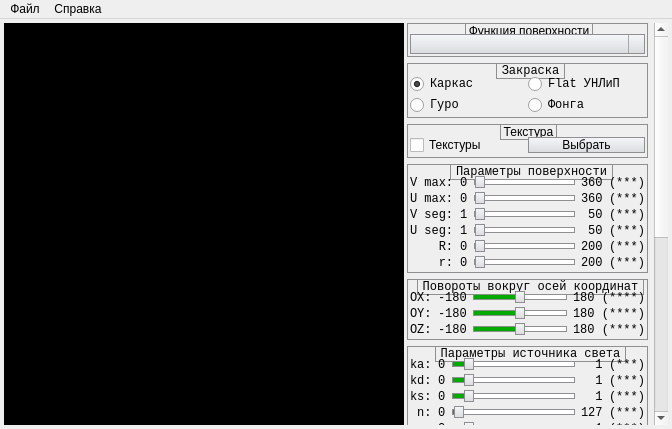
zingibertram/igs-l4, file mainwindow.ui: the form before one commit.
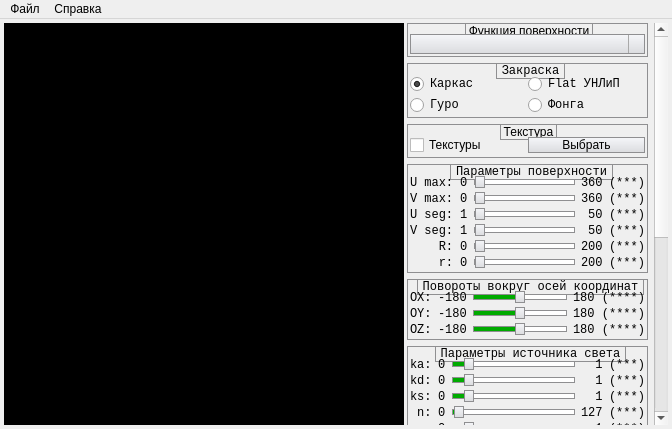
The form after the commit. Icons and pictures are not drawn. Custom widgets are drawn as their Qt base class.

Commit message: Fix surface sides

Diff of the .ui file:
```diff
--- a/mainwindow.ui
+++ b/mainwindow.ui
@@ -255,7 +255,7 @@
        <property name="geometry">
         <rect>
          <x>0</x>
-         <y>0</y>
+         <y>-596</y>
          <width>222</width>
          <height>996</height>
         </rect>
@@ -411,76 +411,6 @@
            <property name="margin">
             <number>1</number>
            </property>
-           <item>
-            <layout class="QHBoxLayout" name="horizontalLayout_7">
-             <item>
-              <widget class="QLabel" name="label_V_Max">
-               <property name="font">
-                <font>
-                 <family>Consolas</family>
-                </font>
-               </property>
-               <property name="text">
-                <string>V max:</string>
-               </property>
-              </widget>
-             </item>
-             <item>
-              <widget class="QLabel" name="label_13">
-               <property name="font">
-                <font>
-                 <family>Consolas</family>
-                </font>
-               </property>
-               <property name="text">
-                <string>0</string>
-               </property>
-              </widget>
-             </item>
-             <item>
-              <widget class="QSlider" name="slider_V_Max">
-               <property name="font">
-                <font>
-                 <family>Consolas</family>
-                </font>
-               </property>
-               <property name="minimum">
-                <number>1</number>
-               </property>
-               <property name="maximum">
-                <number>360</number>
-               </property>
-               <property name="orientation">
-                <enum>Qt::Horizontal</enum>
-               </property>
-              </widget>
-             </item>
-             <item>
-              <widget class="QLabel" name="label_14">
-               <property name="font">
-                <font>
-                 <family>Consolas</family>
-                </font>
-               </property>
-               <property name="text">
-                <string>360</string>
-               </property>
-              </widget>
-             </item>
-             <item>
-              <widget class="QLabel" name="value_V_Max">
-               <property name="font">
-                <font>
-                 <family>Consolas</family>
-                </font>
-               </property>
-               <property name="text">
-                <string>(***)</string>
-               </property>
-              </widget>
-             </item>
-            </layout>
-           </item>
            <item>
             <layout class="QHBoxLayout" name="horizontalLayout_6">
              <item>
@@ -552,33 +482,33 @@
             </layout>
            </item>
            <item>
-            <layout class="QHBoxLayout" name="horizontalLayout_10">
+            <layout class="QHBoxLayout" name="horizontalLayout_7">
              <item>
-              <widget class="QLabel" name="label_V_Interval">
+              <widget class="QLabel" name="label_V_Max">
                <property name="font">
                 <font>
                  <family>Consolas</family>
                 </font>
                </property>
                <property name="text">
-                <string>V seg:</string>
+                <string>V max:</string>
                </property>
               </widget>
              </item>
              <item>
-              <widget class="QLabel" name="label_19">
+              <widget class="QLabel" name="label_13">
                <property name="font">
                 <font>
                  <family>Consolas</family>
                 </font>
                </property>
                <property name="text">
-                <string>1</string>
+                <string>0</string>
                </property>
               </widget>
              </item>
              <item>
-              <widget class="QSlider" name="slider_V_Interval">
+              <widget class="QSlider" name="slider_V_Max">
                <property name="font">
                 <font>
                  <family>Consolas</family>
@@ -588,7 +518,7 @@
                 <number>1</number>
                </property>
                <property name="maximum">
-                <number>50</number>
+                <number>360</number>
                </property>
                <property name="orientation">
                 <enum>Qt::Horizontal</enum>
@@ -596,19 +526,19 @@
               </widget>
              </item>
              <item>
-              <widget class="QLabel" name="label_20">
+              <widget class="QLabel" name="label_14">
                <property name="font">
                 <font>
                  <family>Consolas</family>
                 </font>
                </property>
                <property name="text">
-                <string> 50</string>
+                <string>360</string>
                </property>
               </widget>
              </item>
              <item>
-              <widget class="QLabel" name="value_V_Interval">
+              <widget class="QLabel" name="value_V_Max">
                <property name="font">
                 <font>
                  <family>Consolas</family>
@@ -691,6 +621,76 @@
              </item>
             </layout>
            </item>
+           <item>
+            <layout class="QHBoxLayout" name="horizontalLayout_10">
+             <item>
+              <widget class="QLabel" name="label_V_Interval">
+               <property name="font">
+                <font>
+                 <family>Consolas</family>
+                </font>
+               </property>
+               <property name="text">
+                <string>V seg:</string>
+               </property>
+              </widget>
+             </item>
+             <item>
+              <widget class="QLabel" name="label_19">
+               <property name="font">
+                <font>
+                 <family>Consolas</family>
+                </font>
+               </property>
+               <property name="text">
+                <string>1</string>
+               </property>
+              </widget>
+             </item>
+             <item>
+              <widget class="QSlider" name="slider_V_Interval">
+               <property name="font">
+                <font>
+                 <family>Consolas</family>
+                </font>
+               </property>
+               <property name="minimum">
+                <number>1</number>
+               </property>
+               <property name="maximum">
+                <number>50</number>
+               </property>
+               <property name="orientation">
+                <enum>Qt::Horizontal</enum>
+               </property>
+              </widget>
+             </item>
+             <item>
+              <widget class="QLabel" name="label_20">
+               <property name="font">
+                <font>
+                 <family>Consolas</family>
+                </font>
+               </property>
+               <property name="text">
+                <string> 50</string>
+               </property>
+              </widget>
+             </item>
+             <item>
+              <widget class="QLabel" name="value_V_Interval">
+               <property name="font">
+                <font>
+                 <family>Consolas</family>
+                </font>
+               </property>
+               <property name="text">
+                <string>(***)</string>
+               </property>
+              </widget>
+             </item>
+            </layout>
+           </item>
            <item>
             <layout class="QHBoxLayout" name="horizontalLayout_11">
              <item>
```
The commit also changes 2 other files.
